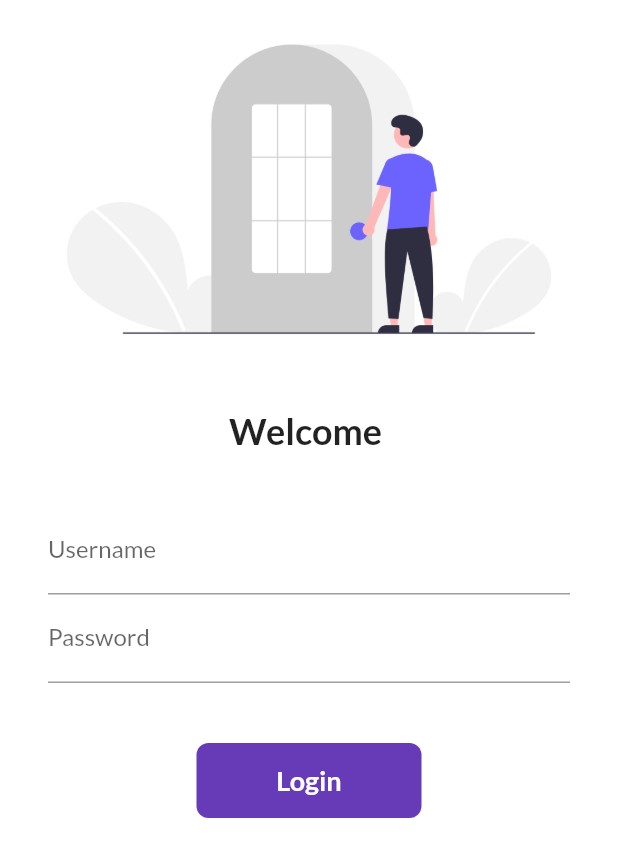
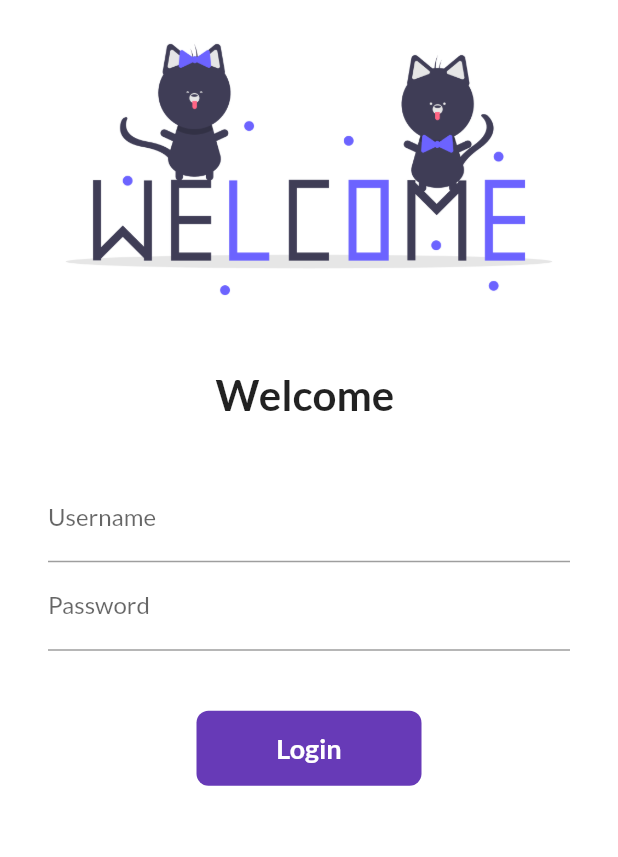
Before and after one commit to dcaayushd/30DaysofFlutter, a Flutter app: the screen it shows after launch, on a phone screen of 412 x 824 dp. Shown: the top 857 px of the screen. Run offline on Flutter 3.47's test engine with Material 2 defaults, Android fonts, the phone set to English and light mode, and no system bars; our stand-ins replace google_fonts.

Commit message:
Day 8 Completed

```diff
--- a/lib/pages/login_page.dart
+++ b/lib/pages/login_page.dart
@@ -1,46 +1,74 @@
 import 'package:flutter/material.dart';
-import 'package:flutter_application_1/pages/home_page.dart';
-import 'package:flutter_application_1/utils/routes.dart';
+
+import '../utils/routes.dart';
 
 class LoginPage extends StatefulWidget {
-  const LoginPage({super.key});
-
   @override
-  State<LoginPage> createState() => _LoginPageState();
+  _LoginPageState createState() => _LoginPageState();
 }
 
 class _LoginPageState extends State<LoginPage> {
-  String name = '';
+  String name = "";
   bool changeButton = false;
+
+  final _formKey = GlobalKey<FormState>();
+
+  moveToHome(BuildContext context) async {
+    if (_formKey.currentState!.validate()) {
+      setState(() {
+        changeButton = true;
+      });
+      await Future.delayed(Duration(seconds: 1));
+      await Navigator.pushNamed(context, MyRoutes.homeRoute);
+      setState(() {
+        changeButton = false;
+      });
+    }
+  }
+
   @override
   Widget build(BuildContext context) {
     return Material(
         color: Colors.white,
         child: SingleChildScrollView(
+          child: Form(
+            key: _formKey,
             child: Column(
               children: [
                 Image.asset(
-                'assets/images/login_image.png',
-                fit: BoxFit.contain,
+                  "assets/images/welcome.png",
+                  fit: BoxFit.cover,
                 ),
                 SizedBox(
-                height: 20,
+                  height: 20.0,
                 ),
                 Text(
-                'Welcome $name',
-                style: TextStyle(fontSize: 24, fontWeight: FontWeight.bold),
+                  "Welcome $name",
+                  style: TextStyle(
+                    fontSize: 28,
+                    fontWeight: FontWeight.bold,
+                  ),
                 ),
                 SizedBox(
-                height: 20,
+                  height: 20.0,
                 ),
                 Padding(
-                padding:
-                    const EdgeInsets.symmetric(vertical: 16, horizontal: 32),
+                  padding: const EdgeInsets.symmetric(
+                      vertical: 16.0, horizontal: 32.0),
                   child: Column(
                     children: [
                       TextFormField(
                         decoration: InputDecoration(
-                          hintText: 'Enter Username', labelText: 'Username'),
+                          hintText: "Enter username",
+                          labelText: "Username",
+                        ),
+                        validator: (value) {
+                          if (value!.isEmpty) {
+                            return "Username cannot be empty";
+                          }
+
+                          return null;
+                        },
                         onChanged: (value) {
                           name = value;
                           setState(() {});
@@ -48,21 +76,29 @@ class _LoginPageState extends State<LoginPage> {
                       ),
                       TextFormField(
                         obscureText: true,
-                      obscuringCharacter: '*',
                         decoration: InputDecoration(
-                          hintText: 'Enter Password', labelText: 'Password'),
+                          hintText: "Enter password",
+                          labelText: "Password",
+                        ),
+                        validator: (value) {
+                          if (value!.isEmpty) {
+                            return "Password cannot be empty";
+                          } else if (value.length < 6) {
+                            return "Password length should be atleast 6";
+                          }
+
+                          return null;
+                        },
                       ),
                       SizedBox(
-                      height: 40,
+                        height: 40.0,
                       ),
-                    InkWell(
-                      onTap: (() async {
-                        setState(() {
-                          changeButton = true;
-                        });
-                        await Future.delayed(Duration(seconds: 1));
-                        Navigator.pushNamed(context, MyRoutes.homeRoute);
-                      }),
+                      Material(
+                        color: Colors.deepPurple,
+                        borderRadius:
+                            BorderRadius.circular(changeButton ? 50 : 8),
+                        child: InkWell(
+                          onTap: () => moveToHome(context),
                           child: AnimatedContainer(
                             duration: Duration(seconds: 1),
                             width: changeButton ? 50 : 150,
@@ -70,42 +106,25 @@ class _LoginPageState extends State<LoginPage> {
                             alignment: Alignment.center,
                             child: changeButton
                                 ? Icon(
-                                Icons.check,
+                                    Icons.done,
                                     color: Colors.white,
                                   )
                                 : Text(
-                                'Login',
+                                    "Login",
                                     style: TextStyle(
                                         color: Colors.white,
-                                    fontSize: 18,
-                                    fontWeight: FontWeight.bold),
-                              ),
-                        decoration: BoxDecoration(
-                          color: Colors.deepPurple,
-                          // shape: changeButton
-                          //     ? BoxShape.circle
-                          //     : BoxShape.rectangle,
-                          borderRadius:
-                              BorderRadius.circular(changeButton ? 50 : 8),
+                                        fontWeight: FontWeight.bold,
+                                        fontSize: 18),
                                   ),
                           ),
                         ),
-
-                    // ElevatedButton(
-                    //     style: TextButton.styleFrom(minimumSize: Size(150, 50)),
-                    //     onPressed: () {
-                    //       // Navigator.push(context,
-                    //       //     MaterialPageRoute(builder: ((context) {
-                    //       //   return HomePage();
-                    //       // })));
-                    //       Navigator.pushNamed(context, MyRoutes.homeRoute);
-                    //     },
-                    //     child: Text('Login')),
+                      ),
                     ],
                   ),
                 )
               ],
             ),
+          ),
         ));
   }
 }
```
Also changed, not shown: assets/images/welcome.png (added). Lines whose indentation alone changed are shown as unchanged.
